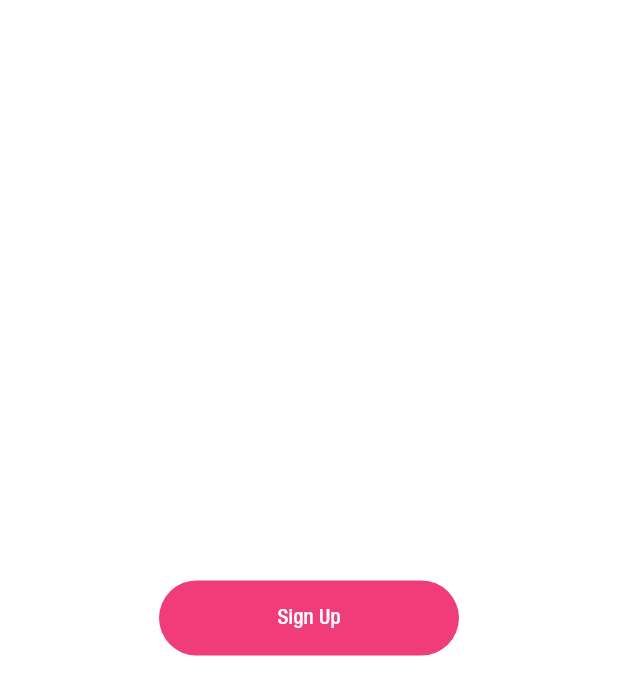
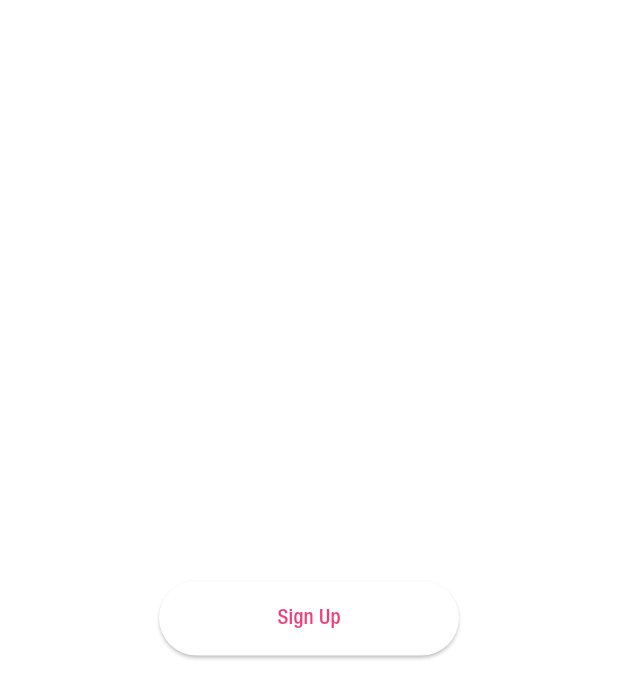
Before and after one commit to felipeperezleal/tripster_ma, a Flutter app: the screen it shows after launch, after a tap on "Sign Up", on a phone screen of 412 x 824 dp. Shown: the top 698 px of the screen. Run offline on Flutter 3.47's test engine with Material 2 defaults, Android fonts, the phone set to English and light mode, and no system bars; our stand-ins replace go_router.

```diff
--- a/lib/presentation/screens/initial/initial_screen.dart
+++ b/lib/presentation/screens/initial/initial_screen.dart
@@ -50,7 +50,7 @@ class _MainButton extends StatelessWidget {
 
   @override
   Widget build(BuildContext context) {
-    return FilledButton(
+    return ElevatedButton(
       onPressed: () {
         if (text == 'Log In') {
           context.push('/login');
--- a/lib/presentation/screens/login/login_screen.dart
+++ b/lib/presentation/screens/login/login_screen.dart
@@ -12,7 +12,7 @@ class LoginScreen extends StatelessWidget {
         child: Column(
           mainAxisAlignment: MainAxisAlignment.center,
           children: [
-            FilledButton(
+            ElevatedButton(
               onPressed: () {
                 context.pop();
                 context.replace('/home');
--- a/lib/presentation/screens/login/register_screen.dart
+++ b/lib/presentation/screens/login/register_screen.dart
@@ -12,7 +12,7 @@ class RegisterScreen extends StatelessWidget {
         child: Column(
           mainAxisAlignment: MainAxisAlignment.center,
           children: [
-            FilledButton(
+            ElevatedButton(
               onPressed: () {
                 context.replace('/Login');
               },
```
